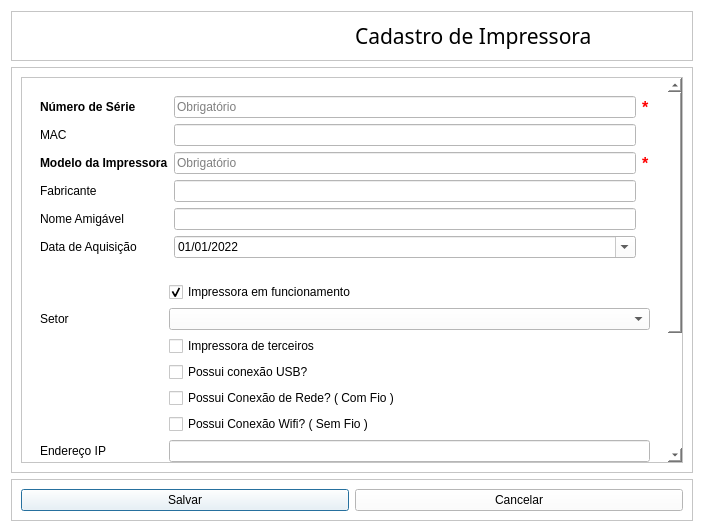
The window that View/Telas/CadastroImpressora.ui (Blastoles/ProjetoSCGI) describes before a commit, drawn with Qt 5.
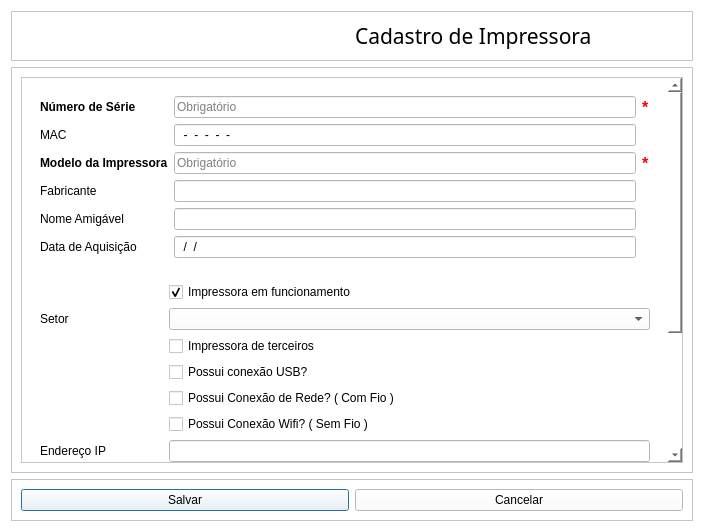
The same window after the commit. Icons and pictures are not drawn.

```diff
--- a/View/Telas/CadastroImpressora.ui
+++ b/View/Telas/CadastroImpressora.ui
@@ -98,7 +98,7 @@
              <x>0</x>
              <y>0</y>
              <width>645</width>
-             <height>524</height>
+             <height>526</height>
             </rect>
            </property>
            <layout class="QGridLayout" name="gridLayout">
@@ -156,6 +156,12 @@
                    <family>Arial</family>
                   </font>
                  </property>
+                 <property name="inputMask">
+                  <string>NN-NN-NN-NN-NN-NN  </string>
+                 </property>
+                 <property name="text">
+                  <string>-----  </string>
+                 </property>
                 </widget>
                </item>
                <item row="2" column="0">
@@ -250,49 +256,6 @@
                  </property>
                 </widget>
                </item>
-               <item row="5" column="1">
-                <widget class="QDateEdit" name="CP_Data">
-                 <property name="font">
-                  <font>
-                   <family>Arial</family>
-                  </font>
-                 </property>
-                 <property name="wrapping">
-                  <bool>true</bool>
-                 </property>
-                 <property name="frame">
-                  <bool>true</bool>
-                 </property>
-                 <property name="buttonSymbols">
-                  <enum>QAbstractSpinBox::NoButtons</enum>
-                 </property>
-                 <property name="correctionMode">
-                  <enum>QAbstractSpinBox::CorrectToPreviousValue</enum>
-                 </property>
-                 <property name="keyboardTracking">
-                  <bool>false</bool>
-                 </property>
-                 <property name="showGroupSeparator" stdset="0">
-                  <bool>false</bool>
-                 </property>
-                 <property name="dateTime">
-                  <datetime>
-                   <hour>0</hour>
-                   <minute>0</minute>
-                   <second>0</second>
-                   <year>2022</year>
-                   <month>1</month>
-                   <day>1</day>
-                  </datetime>
-                 </property>
-                 <property name="displayFormat">
-                  <string>dd/MM/yyyy</string>
-                 </property>
-                 <property name="calendarPopup">
-                  <bool>true</bool>
-                 </property>
-                </widget>
-               </item>
                <item row="0" column="2">
                 <widget class="QLabel" name="TX_NObrigatorio">
                  <property name="font">
@@ -329,6 +292,18 @@
                  </property>
                 </widget>
                </item>
+               <item row="5" column="1">
+                <widget class="QLineEdit" name="CP_Data">
+                 <property name="font">
+                  <font>
+                   <family>Arial</family>
+                  </font>
+                 </property>
+                 <property name="inputMask">
+                  <string>99/99/9999</string>
+                 </property>
+                </widget>
+               </item>
               </layout>
              </widget>
             </item>
```
